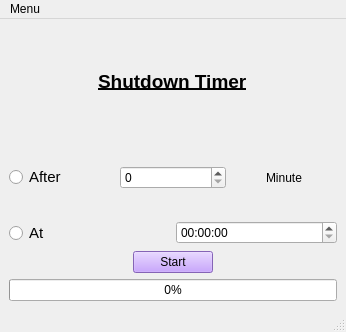
First picture: the form in shutdown_timer_gui.ui, repository mursalatul/shutdown-timer-for-windows, before the edit.
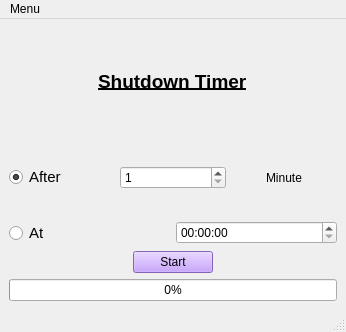
Second picture: the form after the edit.

Commit message: time working with start button

```diff
--- a/shutdown_timer_gui.ui
+++ b/shutdown_timer_gui.ui
@@ -54,10 +54,20 @@
           <property name="text">
            <string>After</string>
           </property>
+          <property name="checked">
+           <bool>true</bool>
+          </property>
          </widget>
         </item>
         <item>
-         <widget class="QSpinBox" name="spinBox"/>
+         <widget class="QSpinBox" name="spinBox">
+          <property name="minimum">
+           <number>1</number>
+          </property>
+          <property name="maximum">
+           <number>1440</number>
+          </property>
+         </widget>
         </item>
         <item alignment="Qt::AlignHCenter">
          <widget class="QLabel" name="label">
```
The commit also changes 1 other file.
